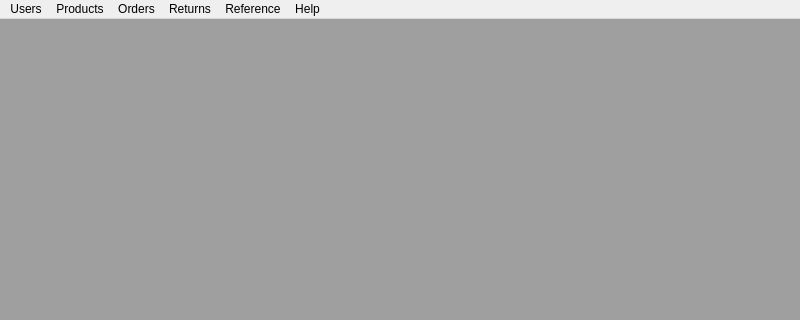
Qt form OrmasAdmin/OrmasAdmin/MainForm.ui (Dalerjon/TheOrmasProejct) before a commit; both pictures show x 0 to 800 and y 0 to 320 of the 800 by 600 pixel window.
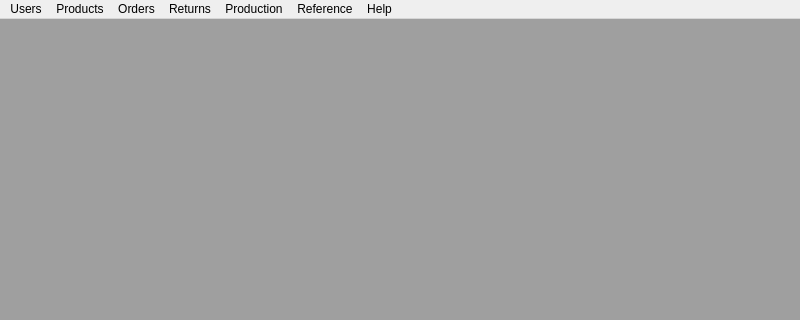
The same form after that commit.

Diff of the .ui file:
```diff
--- a/OrmasAdmin/OrmasAdmin/MainForm.ui
+++ b/OrmasAdmin/OrmasAdmin/MainForm.ui
@@ -106,10 +106,17 @@
     </property>
     <addaction name="actionAbout"/>
    </widget>
+   <widget class="QMenu" name="menuProduction">
+    <property name="title">
+     <string>Production</string>
+    </property>
+    <addaction name="actionProduction"/>
+   </widget>
    <addaction name="menuUsers"/>
    <addaction name="menuProduct"/>
    <addaction name="menuOrder"/>
    <addaction name="menuReturns"/>
+   <addaction name="menuProduction"/>
    <addaction name="menuReference"/>
    <addaction name="menuHelp"/>
   </widget>
```
Left out of the diff: 11 changed lines with no effect on the pictures.
